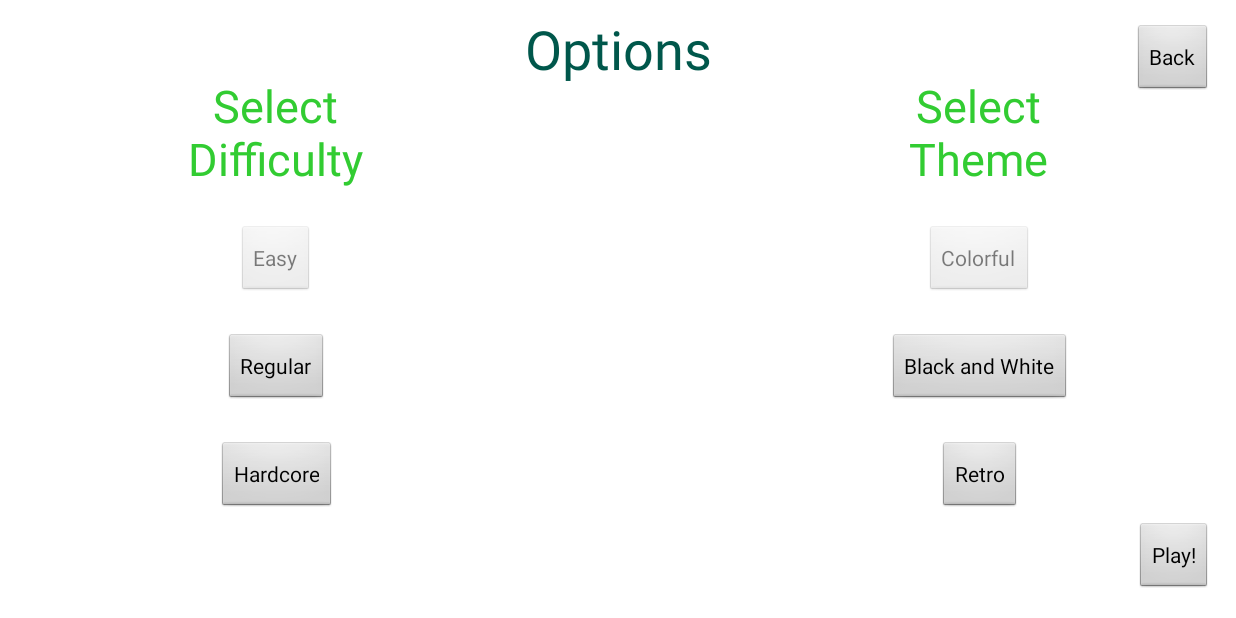
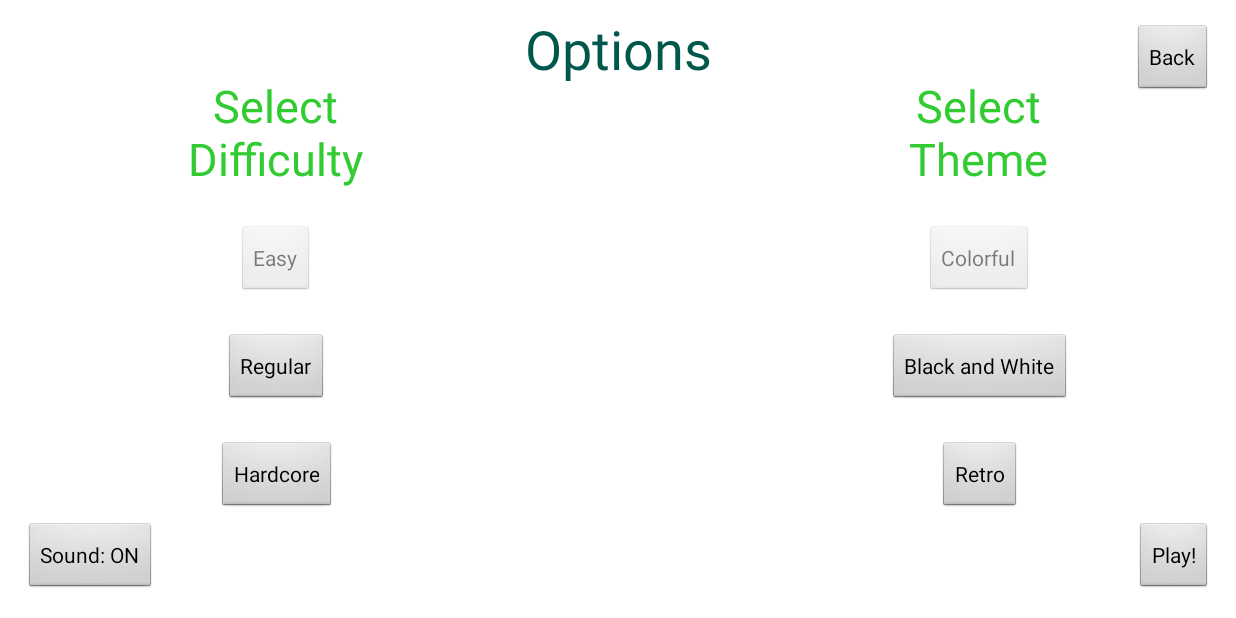
Before and after one commit to SushiRoll53/SnakeReloaded, an Android app: the OptionsActivity screen opened directly, with no data from a screen before it, on a phone screen of 824 x 412 dp (held sideways). Run offline under Robolectric (Android 15) with nearby library versions, the phone set to English and light mode, and no system bars.

Commit message:
Small new features

```diff
--- a/app/src/main/java/cs4330/cs/utep/snakereloaded/OptionsActivity.java
+++ b/app/src/main/java/cs4330/cs/utep/snakereloaded/OptionsActivity.java
@@ -21,6 +21,8 @@ public class OptionsActivity extends Activity {
 
     Button back;
     Button play;
+    Button sound;
+    String soundState;
 
     SharedPreferences settings;
 
@@ -39,12 +41,14 @@ public class OptionsActivity extends Activity {
 
         back = findViewById(R.id.back);
         play = findViewById(R.id.play);
+        sound = findViewById(R.id.sound);
 
         TextView difTittle = findViewById(R.id.difficulty);
         TextView theTittle = findViewById(R.id.theme);
 
         long difficulty = settings.getLong("difficulty", 1000);
         String theme = settings.getString("theme", "colorful");
+        soundState = settings.getString("soundState", "ON");
 
         // Disable the current difficulty
         if(difficulty == 1000)
@@ -73,6 +77,9 @@ public class OptionsActivity extends Activity {
             difTittle.setTextColor(Color.argb(255,0,0,0));
             theTittle.setTextColor(Color.argb(255,0,0,0));
         }
+
+        if(soundState.equalsIgnoreCase("OFF"))
+            sound.setText("Sound: OFF");
 
         SharedPreferences.Editor editor = settings.edit();
 
@@ -144,5 +151,21 @@ public class OptionsActivity extends Activity {
         play.setOnClickListener(view ->{
             startActivity(new Intent(OptionsActivity.this, SnakeGame.class));
         });
+
+        sound.setOnClickListener(view ->{
+            if(soundState.equalsIgnoreCase("ON")){
+                sound.setText("Sound: OFF");
+                editor.putString("soundState", "OFF");
+                soundState = "OFF";
+                editor.commit();
+            }
+            else if(soundState.equalsIgnoreCase("OFF")){
+                sound.setText("Sound: ON");
+                editor.putString("soundState", "ON");
+                soundState = "ON";
+                editor.commit();
+            }
+        });
     }
+
 }
--- a/app/src/main/res/layout/options_layout.xml
+++ b/app/src/main/res/layout/options_layout.xml
@@ -124,4 +124,14 @@
         android:text="Play!"
         app:layout_constraintBottom_toBottomOf="parent"
         app:layout_constraintEnd_toEndOf="parent" />
+
+    <Button
+        android:id="@+id/sound"
+        android:layout_width="wrap_content"
+        android:layout_height="wrap_content"
+        android:layout_marginStart="16dp"
+        android:layout_marginBottom="16dp"
+        android:text="Sound: ON"
+        app:layout_constraintBottom_toBottomOf="parent"
+        app:layout_constraintStart_toStartOf="parent" />
 </android.support.constraint.ConstraintLayout>
```
Also changed, not shown: app/src/main/java/cs4330/cs/utep/snakereloaded/Snake.java (+12 -4 lines).
